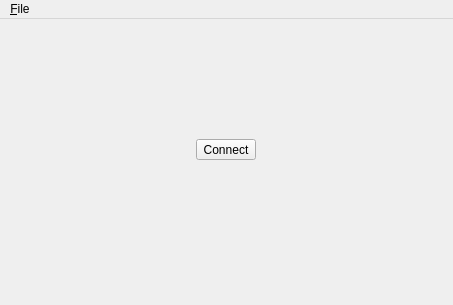
Before: the Qt Designer form src/app/mainwindow.ui in sijk/elapse, drawn with Qt 5.
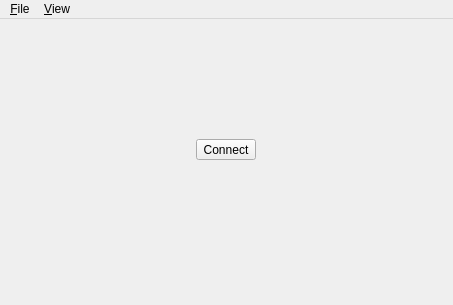
After: the same form once the commit is applied. Icons and pictures are not drawn. Custom widgets are drawn as their Qt base class.

Commit message: Add a menu item to show/hide the LogView

```diff
--- a/src/app/mainwindow.ui
+++ b/src/app/mainwindow.ui
@@ -200,7 +200,14 @@
     <addaction name="separator"/>
     <addaction name="actionQuit"/>
    </widget>
+   <widget class="QMenu" name="menu_View">
+    <property name="title">
+     <string>&amp;View</string>
+    </property>
+    <addaction name="actionLogView"/>
+   </widget>
    <addaction name="menuFile"/>
+   <addaction name="menu_View"/>
   </widget>
   <action name="actionQuit">
    <property name="icon">
```
Left out of the diff: 15 changed lines with no effect on the pictures. The commit also changes 2 other files.
